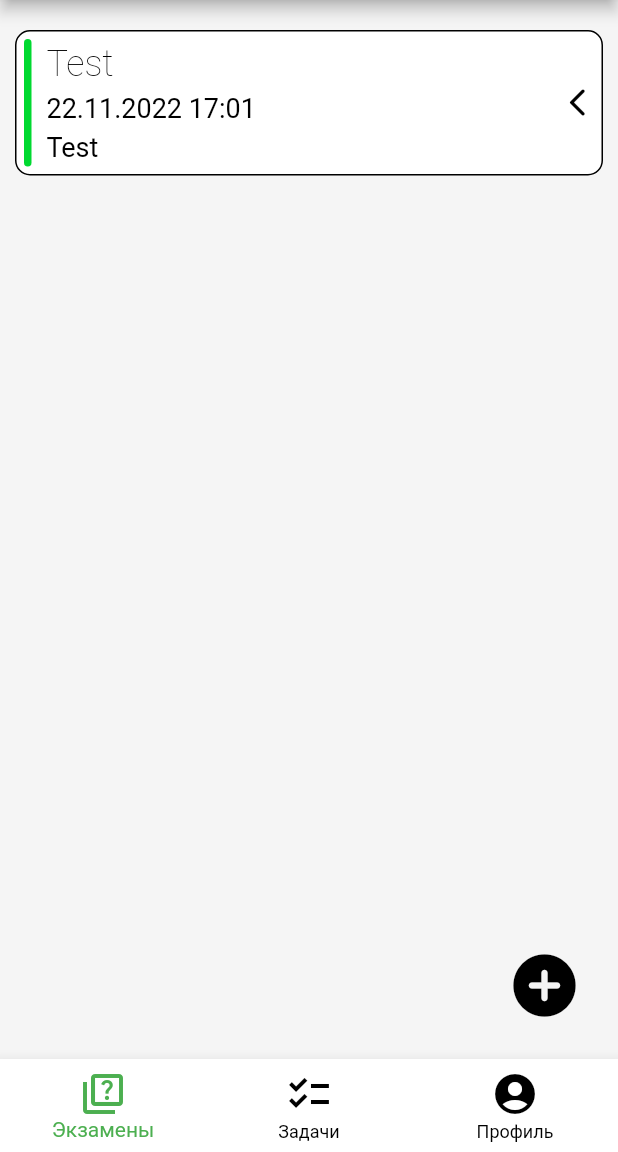
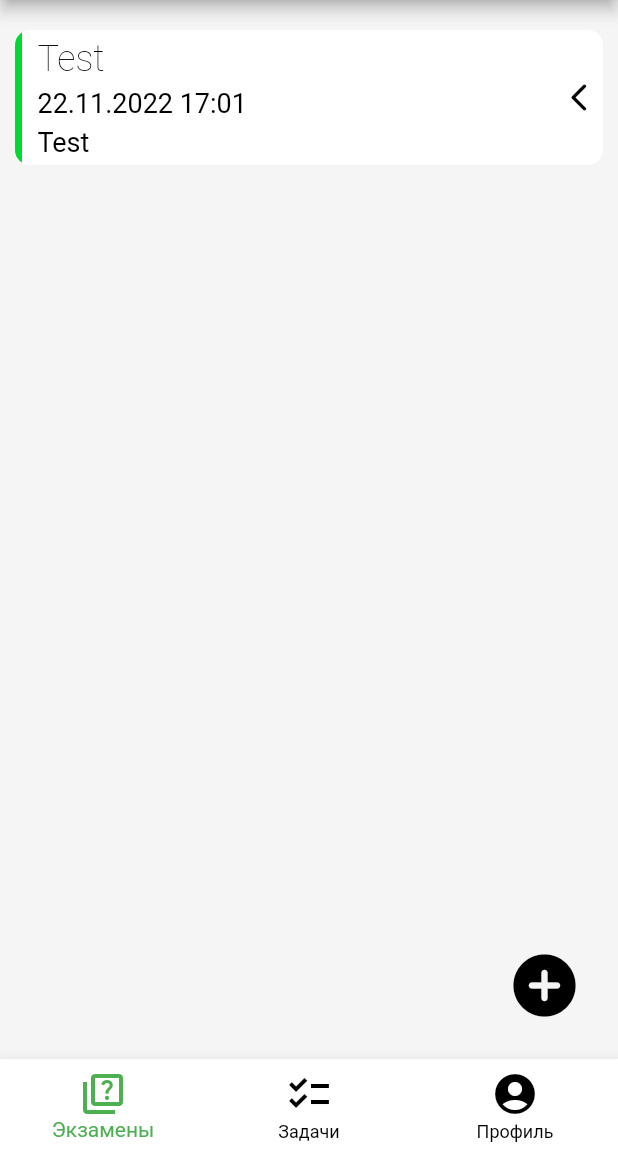
Before and after one commit to EgorShiryaev/ExamTraining, a Flutter app: the screen it shows after launch, on a phone screen of 412 x 824 dp, the part 84-1236 px from its top. Run offline on Flutter 3.47's test engine with Material 2 defaults, Android fonts, the phone set to English and light mode, and no system bars; drawn by our look-alikes of flutter_slidable; our stand-ins replace google_fonts.

```diff
--- a/lib/components/exams/exam_card.dart
+++ b/lib/components/exams/exam_card.dart
@@ -10,7 +10,7 @@ class ExamCard extends StatelessWidget {
   Color getColor(Importance imp) {
     switch (imp) {
       case Importance.low:
-        return const Color(0xff00d930);
+        return const Color(0xFF00D930);
       case Importance.medium:
         return const Color(0xFFD9D930);
       case Importance.high:
@@ -24,6 +24,8 @@ class ExamCard extends StatelessWidget {
 
   @override
   Widget build(BuildContext context) {
+    final widthScreen = MediaQuery.of(context).size.width;
+    final color = getColor(exam.importance);
     return Slidable(
       endActionPane: ActionPane(
         motion: const ScrollMotion(),
@@ -49,29 +51,20 @@ class ExamCard extends StatelessWidget {
       child: Padding(
         padding: const EdgeInsets.symmetric(horizontal: 10),
         child: Container(
-          padding: const EdgeInsets.symmetric(vertical: 5, horizontal: 5),
+          padding: const EdgeInsets.fromLTRB(0, 0, 5, 0),
           decoration: BoxDecoration(
               color: Theme.of(context).cardTheme.color,
               borderRadius: const BorderRadius.all(Radius.circular(10)),
-            border: Border.all(color: Colors.black),
-          ),
+              gradient: LinearGradient(
+                colors: [color, color, Colors.white, Colors.white],
+                stops: [0.0, 5 / widthScreen, 5 / widthScreen, 1.0],
+              )),
           child: Row(
             mainAxisAlignment: MainAxisAlignment.spaceBetween,
             children: [
-              Row(
-                children: [
-                  Container(
-                    width: 5,
-                    height: 85,
-                    decoration: BoxDecoration(
-                      color: getColor(exam.importance),
-                      borderRadius: const BorderRadius.all(
-                        Radius.circular(5),
-                      ),
-                    ),
-                  ),
-                  const SizedBox(width: 10),
-                  Column(
+              Padding(
+                padding: const EdgeInsets.fromLTRB(15, 5, 0, 5),
+                child: Column(
                   crossAxisAlignment: CrossAxisAlignment.start,
                   children: [
                     Text(
@@ -90,7 +83,6 @@ class ExamCard extends StatelessWidget {
                     ),
                   ],
                 ),
-                ],
               ),
               const Icon(
                 Icons.arrow_back_ios_new_rounded,
```
Also changed, not shown: 4 other files. Lines whose indentation alone changed are shown as unchanged.
